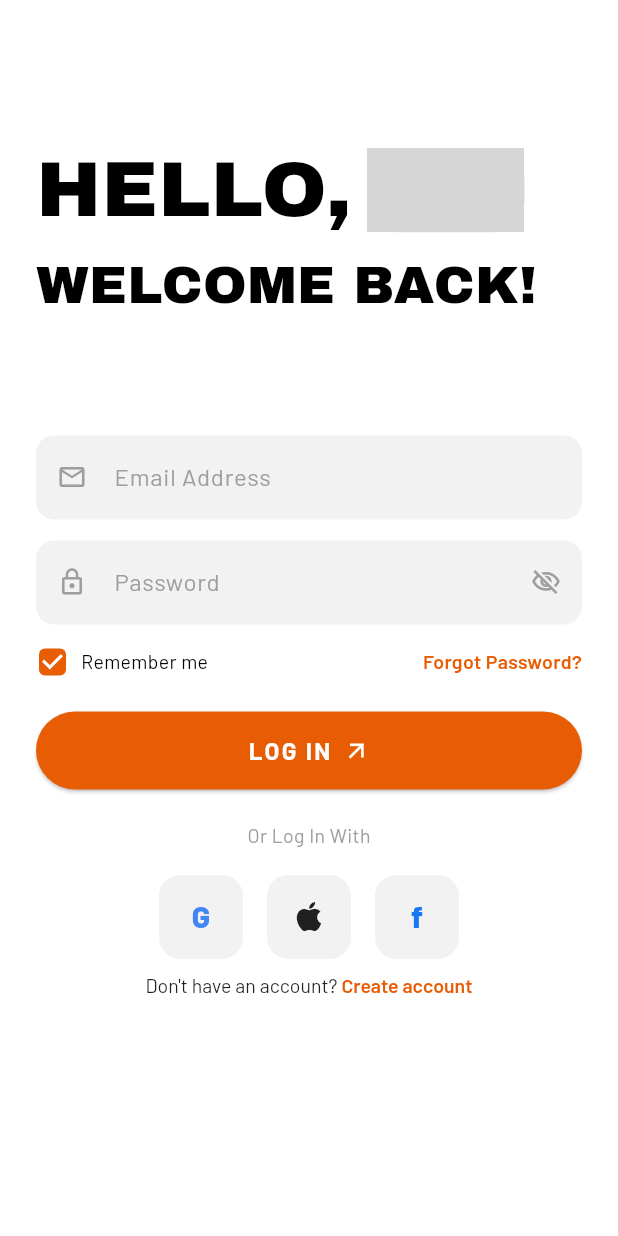
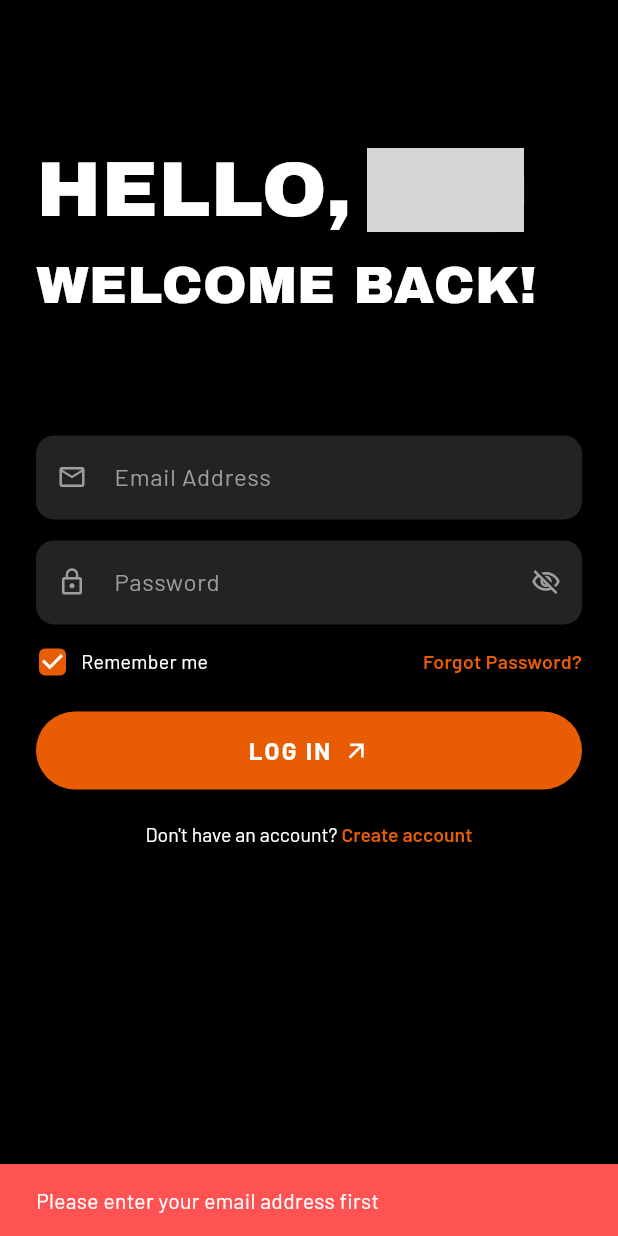
Before and after one commit to mzaidiii/Pawffy_User, a Flutter app: the LoginScreen screen opened directly, after a tap on "Forgot Password?", on a phone screen of 412 x 824 dp. Run offline on Flutter 3.47's test engine with Material 3 defaults, Android fonts, the phone set to English and light mode, and no system bars; our stand-ins replace cached_network_image, device_preview, dio, flutter_riverpod, flutter_secure_storage, geocoding and 4 more; missing offline and left inert: flutter_stripe; accounts and stored records are empty; grey boxes are pictures that could not be loaded.

Commit message:
All Auth theme fixed to black and ui adjestment is done

```diff
--- a/lib/features/auth/loginScreen.dart
+++ b/lib/features/auth/loginScreen.dart
@@ -56,6 +56,68 @@ class _LoginScreenState extends ConsumerState<LoginScreen> {
     return emailErr == null && passErr == null;
   }
 
+  Future<void> _handleForgotPassword() async {
+    final email = _emailController.text.trim();
+    if (email.isEmpty) {
+      ScaffoldMessenger.of(context).showSnackBar(
+        const SnackBar(
+          content: Text('Please enter your email address first'),
+          backgroundColor: Colors.redAccent,
+        ),
+      );
+      return;
+    }
+
+    final emailErr = _validateEmail(email);
+    if (emailErr != null) {
+      ScaffoldMessenger.of(context).showSnackBar(
+        SnackBar(content: Text(emailErr), backgroundColor: Colors.redAccent),
+      );
+      return;
+    }
+
+    ScaffoldMessenger.of(context).showSnackBar(
+      const SnackBar(
+        content: Row(
+          children: [
+            SizedBox(
+              height: 20,
+              width: 20,
+              child: CircularProgressIndicator(
+                strokeWidth: 2,
+                color: Colors.white,
+              ),
+            ),
+            SizedBox(width: 16),
+            Text('Sending password reset link...'),
+          ],
+        ),
+        duration: Duration(days: 1),
+      ),
+    );
+
+    final message = await ref
+        .read(authControllerProvider.notifier)
+        .forgotPassword(email: email);
+
+    if (!mounted) return;
+    ScaffoldMessenger.of(context).clearSnackBars();
+
+    if (message != null) {
+      ScaffoldMessenger.of(context).showSnackBar(
+        SnackBar(content: Text(message), backgroundColor: Colors.green),
+      );
+    } else {
+      final error = ref.read(authControllerProvider);
+      final errorMsg = error.hasError
+          ? error.error.toString().replaceFirst('Exception: ', '')
+          : 'Forgot password failed';
+      ScaffoldMessenger.of(context).showSnackBar(
+        SnackBar(content: Text(errorMsg), backgroundColor: Colors.redAccent),
+      );
+    }
+  }
+
   Future<void> _handleLogin() async {
     if (!_validateAll()) return;
 
@@ -90,13 +152,12 @@ class _LoginScreenState extends ConsumerState<LoginScreen> {
   @override
   Widget build(BuildContext context) {
     final size = MediaQuery.of(context).size;
-    final brightness = MediaQuery.of(context).platformBrightness;
-    final isDark = brightness == Brightness.dark;
-    final scaffoldBg = isDark ? Colors.black : Colors.white;
+    final isDark =
+        true; // Always style as dark mode since the screen background is black
     final authState = ref.watch(authControllerProvider);
 
     return Scaffold(
-      backgroundColor: scaffoldBg,
+      backgroundColor: Colors.black,
       resizeToAvoidBottomInset: false,
       body: SafeArea(
         child: Padding(
@@ -112,7 +173,10 @@ class _LoginScreenState extends ConsumerState<LoginScreen> {
                   child: Column(
                     crossAxisAlignment: CrossAxisAlignment.start,
                     children: [
-                      Row(
+                      FittedBox(
+                        fit: BoxFit.scaleDown,
+                        alignment: Alignment.centerLeft,
+                        child: Row(
                           crossAxisAlignment: CrossAxisAlignment.center,
                           children: [
                             Text(
@@ -121,7 +185,7 @@ class _LoginScreenState extends ConsumerState<LoginScreen> {
                                 fontSize: 52,
                                 fontWeight: FontWeight.w400,
                                 height: 1.0,
-                              color: isDark ? Colors.white : Colors.black,
+                                color: Colors.white,
                               ),
                             ),
                             const SizedBox(width: 10),
@@ -144,14 +208,19 @@ class _LoginScreenState extends ConsumerState<LoginScreen> {
                             ),
                           ],
                         ),
+                      ),
                       SizedBox(height: 18),
-                      Text(
+                      FittedBox(
+                        fit: BoxFit.scaleDown,
+                        alignment: Alignment.centerLeft,
+                        child: Text(
                           'WELCOME BACK!',
                           style: GoogleFonts.archivoBlack(
                             fontSize: 35,
                             fontWeight: FontWeight.w400,
                             height: 1.0,
-                          color: isDark ? Colors.white : Colors.black,
+                            color: Colors.white,
+                          ),
                         ),
                       ),
                     ],
@@ -224,14 +293,14 @@ class _LoginScreenState extends ConsumerState<LoginScreen> {
                     Text(
                       'Remember me',
                       style: GoogleFonts.barlow(
-                        color: isDark ? Colors.white : Colors.black,
+                        color: Colors.white,
                         fontSize: 13,
                         fontWeight: FontWeight.w400,
                       ),
                     ),
                     const Spacer(),
                     GestureDetector(
-                      onTap: () {},
+                      onTap: _handleForgotPassword,
                       child: Text(
                         'Forgot Password?',
                         style: GoogleFonts.barlow(
@@ -285,41 +354,6 @@ class _LoginScreenState extends ConsumerState<LoginScreen> {
                 ),
                 const SizedBox(height: 22),
 
-                Text(
-                  'Or Log In With',
-                  style: GoogleFonts.barlow(
-                    color: Colors.grey,
-                    fontSize: 13,
-                    fontWeight: FontWeight.w400,
-                  ),
-                ),
-                const SizedBox(height: 16),
-
-                Row(
-                  mainAxisAlignment: MainAxisAlignment.center,
-                  children: [
-                    _buildSocialButton(
-                      'G',
-                      const Color(0xFF4285F4),
-                      isDark: isDark,
-                    ),
-                    const SizedBox(width: 16),
-                    _buildSocialButton(
-                      '',
-                      const Color(0xFF000000),
-                      icon: Icons.apple,
-                      isDark: isDark,
-                    ),
-                    const SizedBox(width: 16),
-                    _buildSocialButton(
-                      'f',
-                      const Color(0xFF1877F2),
-                      isDark: isDark,
-                    ),
-                  ],
-                ),
-                const SizedBox(height: 10),
-
                 GestureDetector(
                   onTap: () {
                     Navigator.push(
@@ -333,7 +367,7 @@ class _LoginScreenState extends ConsumerState<LoginScreen> {
                       text: TextSpan(
                         text: "Don't have an account? ",
                         style: GoogleFonts.barlow(
-                          color: isDark ? Colors.white : Colors.black87,
+                          color: Colors.white,
                           fontSize: 13,
                           fontWeight: FontWeight.w400,
                         ),
@@ -448,37 +482,4 @@ class _LoginScreenState extends ConsumerState<LoginScreen> {
       ],
     );
   }
-
-  Widget _buildSocialButton(
-    String label,
-    Color color, {
-    IconData? icon,
-    required bool isDark,
-  }) {
-    final bgColor = isDark ? const Color(0xFF232323) : const Color(0xFFF2F2F2);
-    return Container(
-      width: 56,
-      height: 56,
-      decoration: BoxDecoration(
-        color: bgColor,
-        borderRadius: BorderRadius.circular(14),
-      ),
-      child: Center(
-        child: icon != null
-            ? Icon(
-                icon,
-                color: isDark ? Colors.white : Colors.black87,
-                size: 26,
-              )
-            : Text(
-                label,
-                style: GoogleFonts.barlow(
-                  color: color,
-                  fontSize: 20,
-                  fontWeight: FontWeight.w800,
-                ),
-              ),
-      ),
-    );
 }
-}
--- a/lib/features/auth/onboardingScreen.dart
+++ b/lib/features/auth/onboardingScreen.dart
@@ -10,6 +10,7 @@ class OnboardingScreen extends StatelessWidget {
     final size = MediaQuery.of(context).size;
 
     return Scaffold(
+      backgroundColor: Colors.black,
       body: Stack(
         children: [
           // ── Background Image (full screen) ──────────────────
@@ -24,7 +25,9 @@ class OnboardingScreen extends StatelessWidget {
 
           // ── GET STARTED Button (pinned to bottom) ───────────
           Positioned(
-            bottom: 40,
+            bottom: MediaQuery.of(context).padding.bottom > 0
+                ? MediaQuery.of(context).padding.bottom + 16
+                : 40,
             left: 24,
             right: 24,
             child: ElevatedButton(
```
Also changed, not shown: lib/features/auth/profile_setup_screen.dart (+8 -18 lines), lib/features/auth/signUpScreen.dart (+31 -87 lines). Lines whose indentation alone changed are shown as unchanged.
